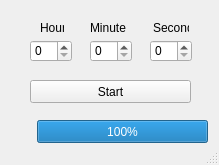
First picture: the form in mainwindow.ui, repository tomxuetoy/Qt_timer, before the edit.
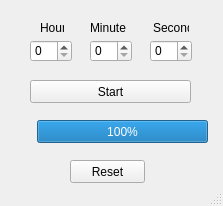
Second picture: the form after the edit.

Commit message: Reset button added; timing accuracy issue needs to be solved

```diff
--- a/mainwindow.ui
+++ b/mainwindow.ui
@@ -6,8 +6,8 @@
    <rect>
     <x>0</x>
     <y>0</y>
-    <width>219</width>
-    <height>165</height>
+    <width>223</width>
+    <height>206</height>
    </rect>
   </property>
   <property name="windowTitle">
@@ -105,6 +105,19 @@
      <number>100</number>
     </property>
    </widget>
+   <widget class="QPushButton" name="pushButton_2">
+    <property name="geometry">
+     <rect>
+      <x>70</x>
+      <y>160</y>
+      <width>75</width>
+      <height>23</height>
+     </rect>
+    </property>
+    <property name="text">
+     <string>Reset</string>
+    </property>
+   </widget>
    <widget class="QLabel" name="label_s">
     <property name="geometry">
      <rect>
```
Left out of the diff: 1 changed line with no effect on the pictures. The commit also changes 5 other files.
